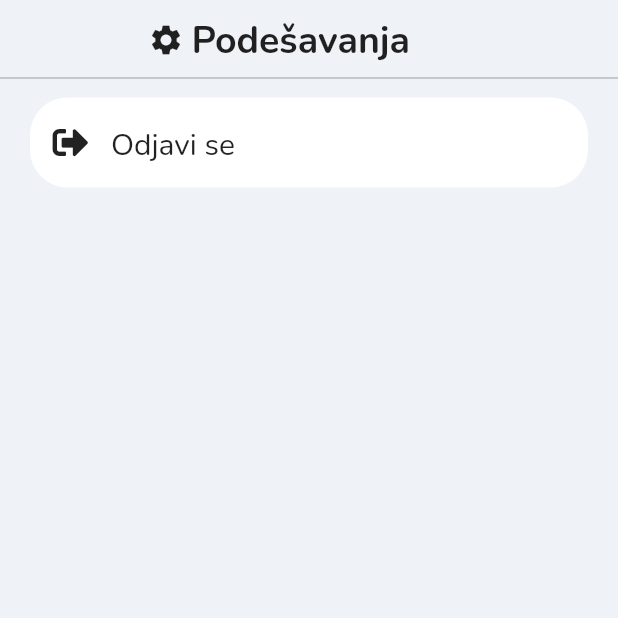
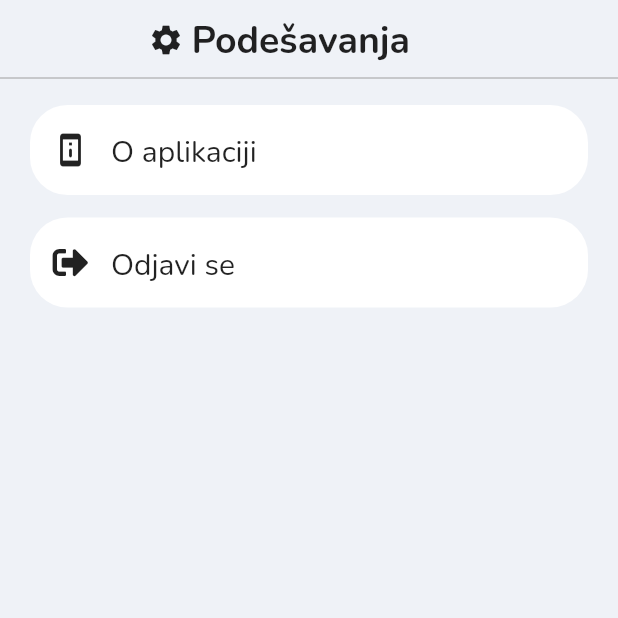
Before and after one commit to Hazaaa/Smart_Health-v2.0, a Flutter app: the SettingsScreen screen opened directly, on a phone screen of 412 x 824 dp, the top half of it. Run offline on Flutter 3.47's test engine with Material 2 defaults, Android fonts, the phone set to English and light mode, and no system bars; our stand-ins replace cloud_firestore, firebase_auth, firebase_core, flutter_rating_bar, font_awesome_flutter, gradient_widgets; accounts and stored records are empty.

Commit message:
Fixed bottom navigation bar and added About app in settings.

```diff
--- a/lib/presentation/custom/bottom_navigation_bar.dart
+++ b/lib/presentation/custom/bottom_navigation_bar.dart
@@ -73,22 +73,22 @@ class BottomNavigation extends StatelessWidget {
                         children: [
                           GestureDetector(
                             onTap: () {
-                              onItemPressed(2);
+                              onItemPressed(3);
                             },
                             child: Icon(
                               itemIcons[2],
-                              color: selectedIndex == 2
+                              color: selectedIndex == 3
                                   ? kPrimaryDarkColor
                                   : kLightTextColor,
                             ),
                           ),
                           GestureDetector(
                             onTap: () {
-                              onItemPressed(3);
+                              onItemPressed(4);
                             },
                             child: Icon(
                               itemIcons[3],
-                              color: selectedIndex == 3
+                              color: selectedIndex == 4
                                   ? kPrimaryDarkColor
                                   : kLightTextColor,
                             ),
@@ -127,6 +127,10 @@ class BottomNavigation extends StatelessWidget {
                   ),
                   height: getRelativeWidth(0.135),
                   width: getRelativeWidth(0.135),
+                  child: GestureDetector(
+                    onTap: () {
+                      onItemPressed(2);
+                    },
                     child: Center(
                         child: Transform.rotate(
                       angle: math.pi / 4,
@@ -139,6 +143,7 @@ class BottomNavigation extends StatelessWidget {
                   ),
                 ),
               ),
+            ),
           )
         ],
       ),
--- a/lib/presentation/screens/bottom_navigation_screen.dart
+++ b/lib/presentation/screens/bottom_navigation_screen.dart
@@ -44,7 +44,7 @@ class _BottomNavigationScreenState extends State<BottomNavigationScreen> {
         return DoctorScreen();
       case 1:
         return NotificationScreen();
-      case 3:
+      case 4:
         return SettingsScreen();
       default:
         return DoctorScreen();
--- a/lib/presentation/screens/settings_screen.dart
+++ b/lib/presentation/screens/settings_screen.dart
@@ -22,14 +22,46 @@ class SettingsScreen extends StatelessWidget {
               /// TITLE
               ScreenTitle(titleText: "Podešavanja", icon: Icons.settings),
               Divider(color: Colors.grey),
+              SizedBox(height: 10.0),
+              _buildAboutButton(context),
+              SizedBox(height: 10.0),
+              _buildSignOutButton(context, authService)
+            ],
+          ),
+        ),
+      ),
+    );
+  }
 
-              /// SIGN OUT BUTTON
+  Widget _buildAboutButton(BuildContext context) {
+    return Container(
+        margin: EdgeInsets.only(left: 20.0, right: 20.0),
+        padding: EdgeInsets.all(15.0),
+        decoration: BoxDecoration(
+            color: Colors.white, borderRadius: BorderRadius.circular(25)),
+        child: Row(
+          children: [
+            Icon(Icons.perm_device_information_rounded),
+            SizedBox(
+              width: 15.0,
+            ),
             Container(
+              margin: EdgeInsets.only(top: 3.0),
+              child: Text(
+                "O aplikaciji",
+                style: TextStyle(fontSize: 20.0),
+              ),
+            )
+          ],
+        ));
+  }
+
+  Widget _buildSignOutButton(BuildContext context, AuthService authService) {
+    return Container(
       margin: EdgeInsets.only(top: 5.0, left: 20.0, right: 20.0),
       padding: EdgeInsets.all(15.0),
       decoration: BoxDecoration(
-                    color: Colors.white,
-                    borderRadius: BorderRadius.circular(25)),
+          color: Colors.white, borderRadius: BorderRadius.circular(25)),
       child: GestureDetector(
         onTap: () {
           authService.signOutUser();
@@ -51,11 +83,6 @@ class SettingsScreen extends StatelessWidget {
           ],
         ),
       ),
-              ),
-            ],
-          ),
-        ),
-      ),
     );
   }
 }
```
Lines whose indentation alone changed are shown as unchanged.
